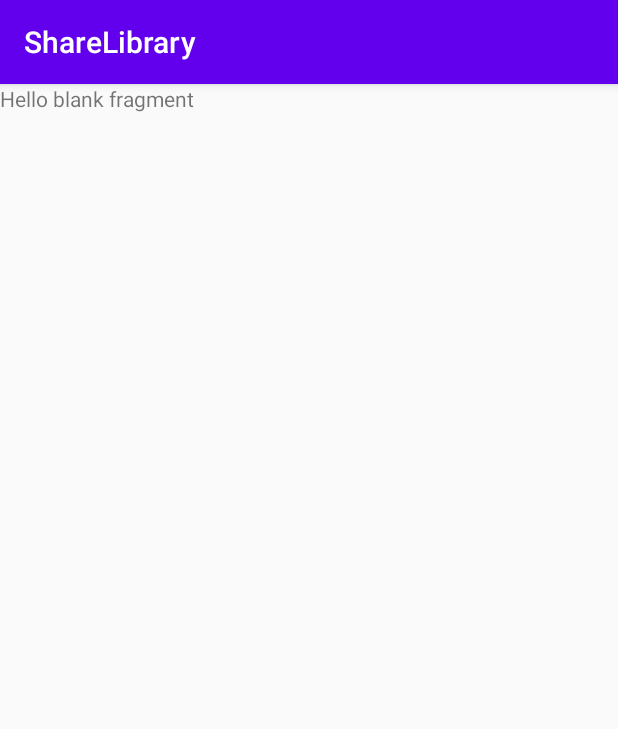
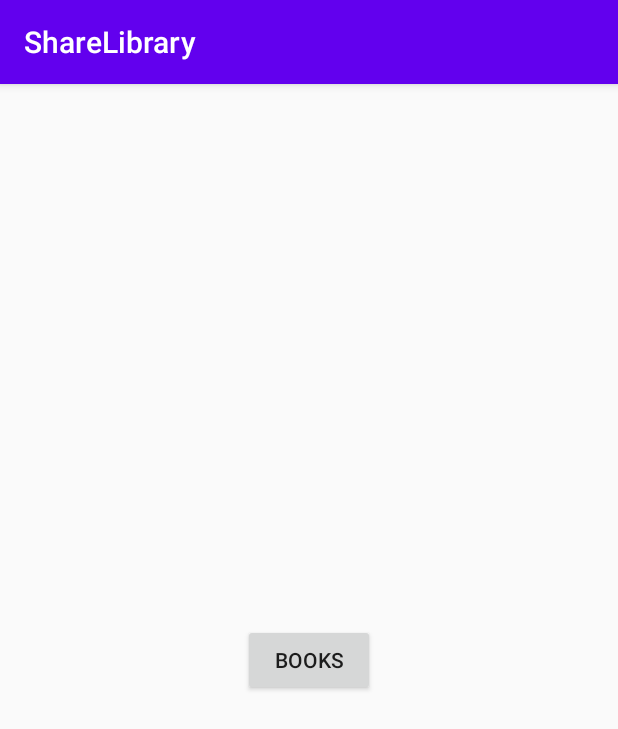
Before and after one commit to Eliathen/ShareLibraryClient, an Android app: the fragment BooksFragment shown on its own in the app's theme, on a phone screen of 412 x 824 dp. Shown: the top 729 px of the screen. Run offline under Robolectric (Android 15) with nearby library versions, the phone set to English and light mode, and no system bars; 4 statements that could not run were skipped.

Commit message:
Added simple button to fragment_books.xml and fragment_exchange.xml for recognition fragments.

```diff
--- a/app/src/main/res/layout/fragment_books.xml
+++ b/app/src/main/res/layout/fragment_books.xml
@@ -3,12 +3,23 @@
     xmlns:tools="http://schemas.android.com/tools"
     android:layout_width="match_parent"
     android:layout_height="match_parent"
+    xmlns:app="http://schemas.android.com/apk/res-auto"
     tools:context=".features.books.presentation.BooksFragment">
 
-    <!-- TODO: Update blank fragment layout -->
-    <TextView
+    <androidx.constraintlayout.widget.ConstraintLayout
         android:layout_width="match_parent"
-        android:layout_height="match_parent"
-        android:text="@string/hello_blank_fragment" />
+        android:layout_height="match_parent">
+
+        <Button
+            android:id="@+id/loginButton"
+            android:layout_width="wrap_content"
+            android:layout_height="wrap_content"
+            android:text="BOOKS"
+            app:layout_constraintBottom_toBottomOf="parent"
+            app:layout_constraintEnd_toEndOf="parent"
+            app:layout_constraintStart_toStartOf="parent"
+            app:layout_constraintTop_toTopOf="parent" />
+
+    </androidx.constraintlayout.widget.ConstraintLayout>
 
 </FrameLayout>
```
Also changed, not shown: app/src/main/res/layout/fragment_exchange.xml (+15 -4 lines).
